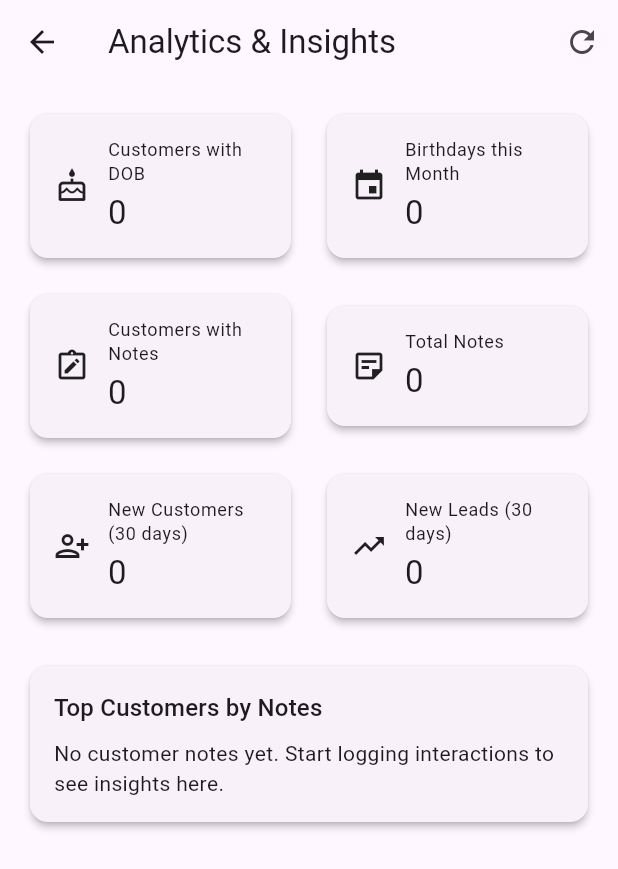
After one commit to Rakimnr/Insurance_Logbook, a Flutter app: the AnalyticsPage screen opened directly, after a tap on the "refresh" icon, on a phone screen of 412 x 824 dp. The commit adds this screen. Shown: the top 869 px of the screen. Run offline on Flutter 3.47's test engine with Material 3 defaults, Android fonts, the phone set to English and light mode, and no system bars; our stand-ins replace file_picker, hive, hive_flutter, open_filex; accounts and stored records are empty.

Commit message:
Analytics Page

```diff
--- a/lib/app_shell.dart
+++ b/lib/app_shell.dart
@@ -3,6 +3,7 @@ import 'features/customers/presentation/customer_debug_screen.dart';
 import 'features/leads/presentation/leads_page.dart';
 import 'features/dashboard/presentation/dashboard_page.dart';
 import 'features/birthdays/presentation/birthdays_page.dart';
+import 'features/analytics/presentation/analytics_page.dart';
 
 class AppShell extends StatefulWidget {
   const AppShell({super.key});
@@ -79,7 +80,7 @@ class _AppShellState extends State<AppShell> {
       case 3:
         return const BirthdaysPage();
       case 4:
-        return const Center(child: Text('Analytics (coming soon)'));
+        return const AnalyticsPage();
       case 5:
         return const Center(child: Text('Settings (coming soon)'));
       default:
--- /dev/null
+++ b/lib/features/analytics/presentation/analytics_page.dart
@@ -0,0 +1,311 @@
+import 'package:flutter/material.dart';
+
+import 'package:insurance_logbook/features/customers/data/customer_repository.dart';
+import 'package:insurance_logbook/features/customers/data/customer_note_repository.dart';
+import 'package:insurance_logbook/features/customers/domain/customer.dart';
+import 'package:insurance_logbook/features/leads/data/lead_repository.dart';
+import 'package:insurance_logbook/features/leads/domain/lead.dart';
+
+class AnalyticsPage extends StatefulWidget {
+  const AnalyticsPage({super.key});
+
+  @override
+  State<AnalyticsPage> createState() => _AnalyticsPageState();
+}
+
+class _AnalyticsPageState extends State<AnalyticsPage> {
+  final _customerRepo = CustomerRepository();
+  final _noteRepo = CustomerNoteRepository();
+  final _leadRepo = LeadRepository();
+
+  bool _isLoading = true;
+
+  // Headline KPIs
+  int _customersWithDob = 0;
+  int _birthdaysThisMonth = 0;
+  int _customersWithNotes = 0;
+  int _totalNotes = 0;
+
+  int _newCustomersLast30 = 0;
+  int _newLeadsLast30 = 0;
+
+  // Top customers by engagement (note count)
+  List<_CustomerNoteCount> _topCustomersByNotes = [];
+
+  @override
+  void initState() {
+    super.initState();
+    _loadAnalytics();
+  }
+
+  Future<void> _loadAnalytics() async {
+    setState(() {
+      _isLoading = true;
+    });
+
+    final customers = await _customerRepo.getAllCustomers();
+    final notes = await _noteRepo.getAllNotes();
+    final List<Lead> leads = await _leadRepo.getAllLeads(); // <-- explicit type
+
+    final now = DateTime.now();
+    final today = DateTime(now.year, now.month, now.day);
+    final since30Days = today.subtract(const Duration(days: 30));
+
+    // 1) DOB / Birthday coverage
+    _customersWithDob = customers.where((c) => c.dob != null).length;
+    _birthdaysThisMonth = customers.where((c) {
+      if (c.dob == null) return false;
+      return c.dob!.month == now.month;
+    }).length;
+
+    // 2) Notes footprint
+    _totalNotes = notes.length;
+
+    final Map<String, int> notesPerCustomer = {};
+    for (final n in notes) {
+      notesPerCustomer.update(n.customerId, (v) => v + 1, ifAbsent: () => 1);
+    }
+    _customersWithNotes = notesPerCustomer.length;
+
+    // Lookup: customerId -> Customer
+    final Map<String, Customer> customerById = {
+      for (final c in customers) c.id: c,
+    };
+
+    // Build top customers list
+    final List<_CustomerNoteCount> topList = [];
+    notesPerCustomer.forEach((customerId, count) {
+      final c = customerById[customerId];
+      if (c != null) {
+        topList.add(_CustomerNoteCount(customer: c, count: count));
+      }
+    });
+    topList.sort((a, b) => b.count.compareTo(a.count));
+    _topCustomersByNotes = topList.take(5).toList();
+
+    // 3) Recent activity (last 30 days) using timestamp-based IDs
+    int newCustomers = 0;
+    for (final c in customers) {
+      final created = _timestampFromIdOrNull(c.id);
+      if (created != null && created.isAfter(since30Days)) {
+        newCustomers++;
+      }
+    }
+    _newCustomersLast30 = newCustomers;
+
+    int newLeads = 0;
+    for (final l in leads) {
+      final created = _timestampFromIdOrNull(l.id);
+      if (created != null && created.isAfter(since30Days)) {
+        newLeads++;
+      }
+    }
+    _newLeadsLast30 = newLeads;
+
+    setState(() {
+      _isLoading = false;
+    });
+  }
+
+  /// Our IDs are generated from DateTime.now().millisecondsSinceEpoch,
+  /// so we can reverse them back to DateTime for basic analytics.
+  DateTime? _timestampFromIdOrNull(String id) {
+    try {
+      final ms = int.parse(id);
+      if (ms <= 0) return null;
+      return DateTime.fromMillisecondsSinceEpoch(ms);
+    } catch (_) {
+      return null;
+    }
+  }
+
+  @override
+  Widget build(BuildContext context) {
+    if (_isLoading) {
+      return const Scaffold(
+        body: Center(child: CircularProgressIndicator()),
+      );
+    }
+
+    return Scaffold(
+      appBar: AppBar(
+        title: const Text('Analytics & Insights'),
+        actions: [
+          IconButton(
+            tooltip: 'Refresh',
+            icon: const Icon(Icons.refresh),
+            onPressed: _loadAnalytics,
+          ),
+        ],
+      ),
+      body: SingleChildScrollView(
+        padding: const EdgeInsets.all(16),
+        child: Column(
+          crossAxisAlignment: CrossAxisAlignment.start,
+          children: [
+            // Row 1: DOB coverage / birthdays
+            Row(
+              children: [
+                _AnalyticsStatCard(
+                  label: 'Customers with DOB',
+                  value: _customersWithDob.toString(),
+                  icon: Icons.cake_outlined,
+                ),
+                const SizedBox(width: 16),
+                _AnalyticsStatCard(
+                  label: 'Birthdays this Month',
+                  value: _birthdaysThisMonth.toString(),
+                  icon: Icons.event,
+                ),
+              ],
+            ),
+            const SizedBox(height: 16),
+
+            // Row 2: Notes usage
+            Row(
+              children: [
+                _AnalyticsStatCard(
+                  label: 'Customers with Notes',
+                  value: _customersWithNotes.toString(),
+                  icon: Icons.note_alt_outlined,
+                ),
+                const SizedBox(width: 16),
+                _AnalyticsStatCard(
+                  label: 'Total Notes',
+                  value: _totalNotes.toString(),
+                  icon: Icons.sticky_note_2_outlined,
+                ),
+              ],
+            ),
+            const SizedBox(height: 16),
+
+            // Row 3: Recent activity
+            Row(
+              children: [
+                _AnalyticsStatCard(
+                  label: 'New Customers (30 days)',
+                  value: _newCustomersLast30.toString(),
+                  icon: Icons.person_add_alt_1_outlined,
+                ),
+                const SizedBox(width: 16),
+                _AnalyticsStatCard(
+                  label: 'New Leads (30 days)',
+                  value: _newLeadsLast30.toString(),
+                  icon: Icons.trending_up_outlined,
+                ),
+              ],
+            ),
+            const SizedBox(height: 24),
+
+            // Top customers by notes
+            Card(
+              elevation: 2,
+              child: Padding(
+                padding: const EdgeInsets.all(16),
+                child: Column(
+                  crossAxisAlignment: CrossAxisAlignment.start,
+                  children: [
+                    Text(
+                      'Top Customers by Notes',
+                      style: Theme.of(context).textTheme.titleMedium,
+                    ),
+                    const SizedBox(height: 8),
+                    _topCustomersByNotes.isEmpty
+                        ? const Text(
+                            'No customer notes yet. Start logging interactions to see insights here.',
+                          )
+                        : ListView.separated(
+                            shrinkWrap: true,
+                            physics: const NeverScrollableScrollPhysics(),
+                            itemCount: _topCustomersByNotes.length,
+                            separatorBuilder: (_, __) =>
+                                const Divider(height: 8),
+                            itemBuilder: (context, index) {
+                              final item = _topCustomersByNotes[index];
+                              final c = item.customer;
+                              return ListTile(
+                                dense: true,
+                                leading: CircleAvatar(
+                                  child: Text(
+                                    c.fullName.isNotEmpty
+                                        ? c.fullName[0].toUpperCase()
+                                        : '?',
+                                  ),
+                                ),
+                                title: Text(c.fullName),
+                                subtitle: Text(c.phone),
+                                trailing: Text(
+                                  '${item.count} notes',
+                                  style: const TextStyle(
+                                    fontWeight: FontWeight.bold,
+                                  ),
+                                ),
+                              );
+                            },
+                          ),
+                  ],
+                ),
+              ),
+            ),
+          ],
+        ),
+      ),
+    );
+  }
+}
+
+class _AnalyticsStatCard extends StatelessWidget {
+  final String label;
+  final String value;
+  final IconData icon;
+
+  const _AnalyticsStatCard({
+    required this.label,
+    required this.value,
+    required this.icon,
+  });
+
+  @override
+  Widget build(BuildContext context) {
+    return Expanded(
+      child: Card(
+        elevation: 2,
+        child: Padding(
+          padding: const EdgeInsets.all(16),
+          child: Row(
+            children: [
+              Icon(icon),
+              const SizedBox(width: 12),
+              Expanded(
+                child: Column(
+                  crossAxisAlignment: CrossAxisAlignment.start,
+                  children: [
+                    Text(
+                      label,
+                      style: Theme.of(context).textTheme.bodySmall,
+                    ),
+                    const SizedBox(height: 4),
+                    Text(
+                      value,
+                      style: Theme.of(context).textTheme.titleLarge,
+                    ),
+                  ],
+                ),
+              ),
+            ],
+          ),
+        ),
+      ),
+    );
+  }
+}
+
+class _CustomerNoteCount {
+  final Customer customer;
+  final int count;
+
+  _CustomerNoteCount({
+    required this.customer,
+    required this.count,
+  });
+}
--- a/lib/features/customers/data/customer_note_repository.dart
+++ b/lib/features/customers/data/customer_note_repository.dart
@@ -8,6 +8,14 @@ class CustomerNoteRepository {
     return Hive.isBoxOpen(_boxName)
         ? Hive.box<CustomerNote>(_boxName)
         : Hive.openBox<CustomerNote>(_boxName);
+  }
+
+  /// Get all notes across all customers, newest first
+  Future<List<CustomerNote>> getAllNotes() async {
+    final box = await _openBox();
+    final notes = box.values.toList()
+      ..sort((a, b) => b.createdAt.compareTo(a.createdAt)); // newest first
+    return notes;
   }
 
   Future<List<CustomerNote>> getNotesForCustomer(String customerId) async {
```
